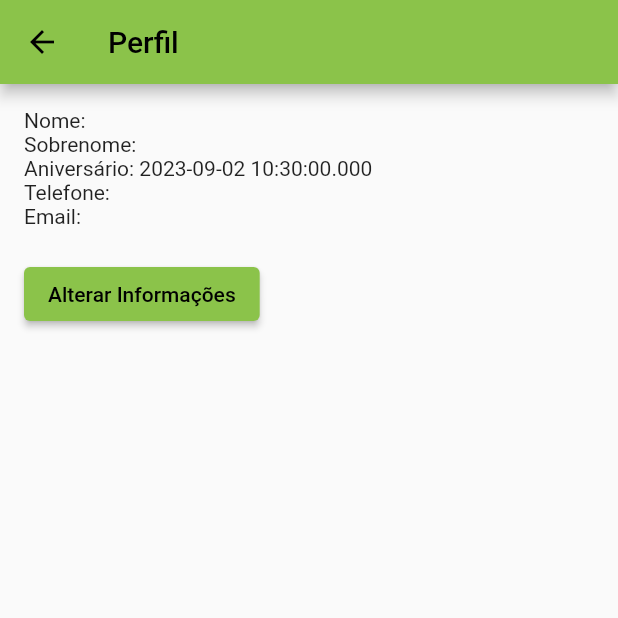
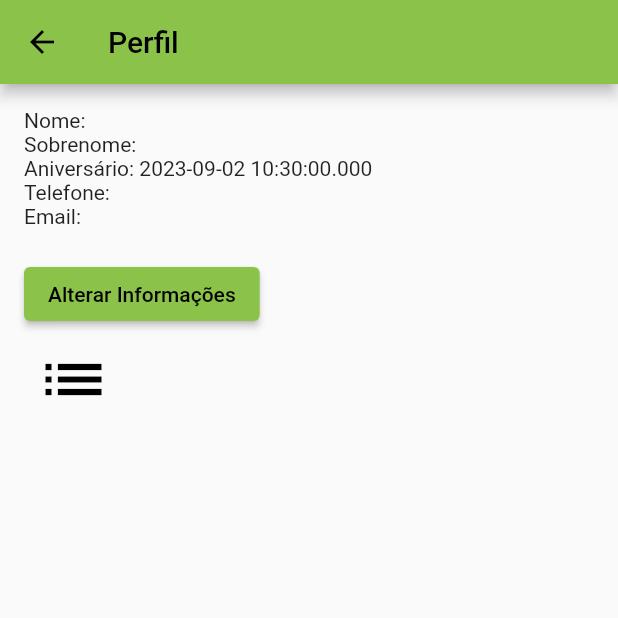
Before and after one commit to bragabriel/TCC-frontend, a Flutter app: the ProfilePage screen opened by its route, on a phone screen of 412 x 824 dp, the top half of it. Run offline on Flutter 3.47's test engine with Material 2 defaults, Android fonts, the phone set to English and light mode, and no system bars; our stand-ins replace carousel_slider, dio, image_picker, location, shared_preferences; accounts and stored records are empty.

Commit message:
fix: botao meus cadastros

```diff
--- a/spotted/lib/app/constants/constants.dart
+++ b/spotted/lib/app/constants/constants.dart
@@ -1 +1 @@
-const String onlineApi = "https://be56-45-172-240-166.ngrok-free.app/api";
+const String onlineApi = "https://de10-45-172-240-166.ngrok-free.app/api";
--- a/spotted/lib/app/view/profile_page/my_products.dart
+++ b/spotted/lib/app/view/profile_page/my_products.dart
@@ -48,8 +48,6 @@ class _MyProductsPageState extends State<MyProductsPage> {
       body: Consumer<UserProvider>(
         builder: (context, userProvider, _) {
           _usuario = UsuarioHelper.getUser(context, userProvider);
-          print("\n\n\n\n\n");
-          print(_usuario);
           return _listarMeusProdutos();
         },
       ),
--- a/spotted/lib/app/view/profile_page/perfil_view.dart
+++ b/spotted/lib/app/view/profile_page/perfil_view.dart
@@ -8,13 +8,11 @@ import '../../model/usuario_model.dart';
 class ProfilePage extends StatelessWidget {
   @override
   Widget build(BuildContext context) {
-
-
     IconButton _newButton(Color color, IconData icon, Usuario? usuario) {
       print("entrou no new button");
       return IconButton(
         icon: Icon(icon, color: color, size: 50),
-    onPressed: () =>Navigator.of(context).pushNamed('/meusprodutos'),
+        onPressed: () => Navigator.of(context).pushNamed('/meusprodutos'),
       );
     }
 
@@ -41,11 +39,14 @@ IconButton _newButton(Color color, IconData icon, Usuario? usuario) {
                   onPressed: () {
                     Navigator.push(
                       context,
-                      MaterialPageRoute(builder: (context) => UpdateProfilePage(userProvider.user!)),
+                      MaterialPageRoute(
+                          builder: (context) =>
+                              UpdateProfilePage(userProvider.user!)),
                     );
                   },
                   child: Text('Alterar Informações'),
                 ),
+                _newButton(Colors.black, Icons.list, user),
               ],
             );
           },
```
Lines whose indentation alone changed are shown as unchanged.
